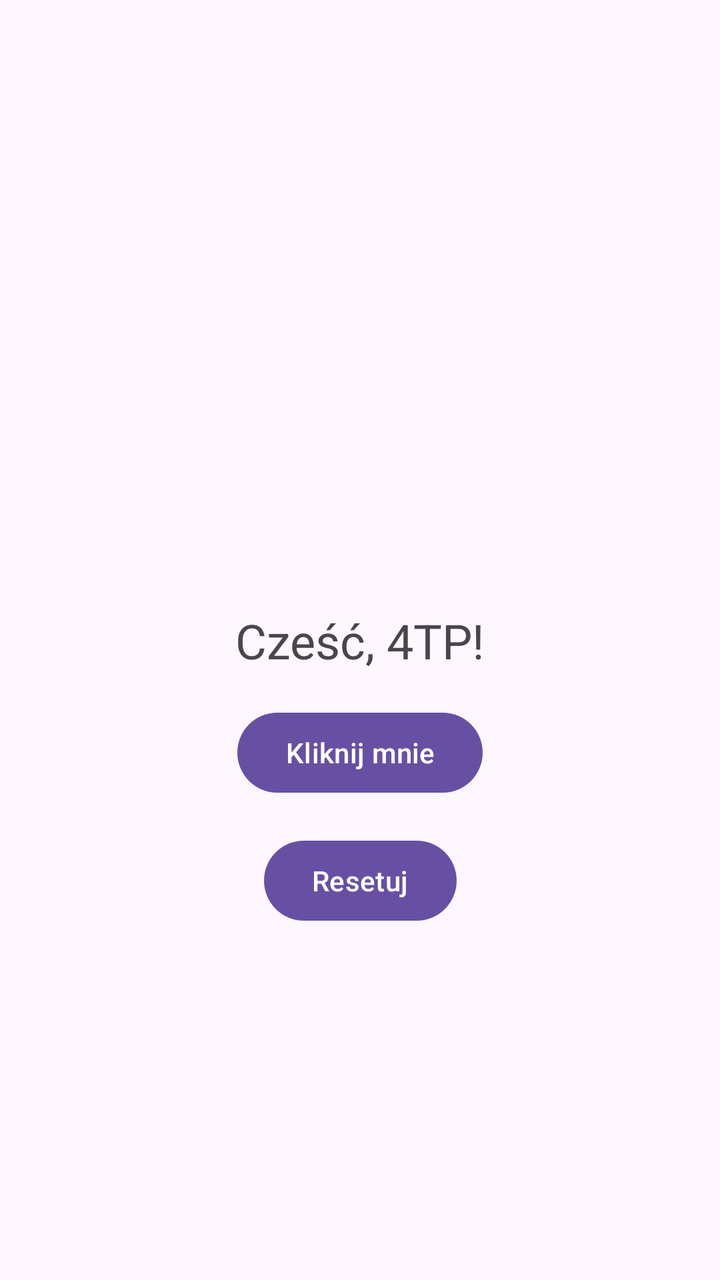
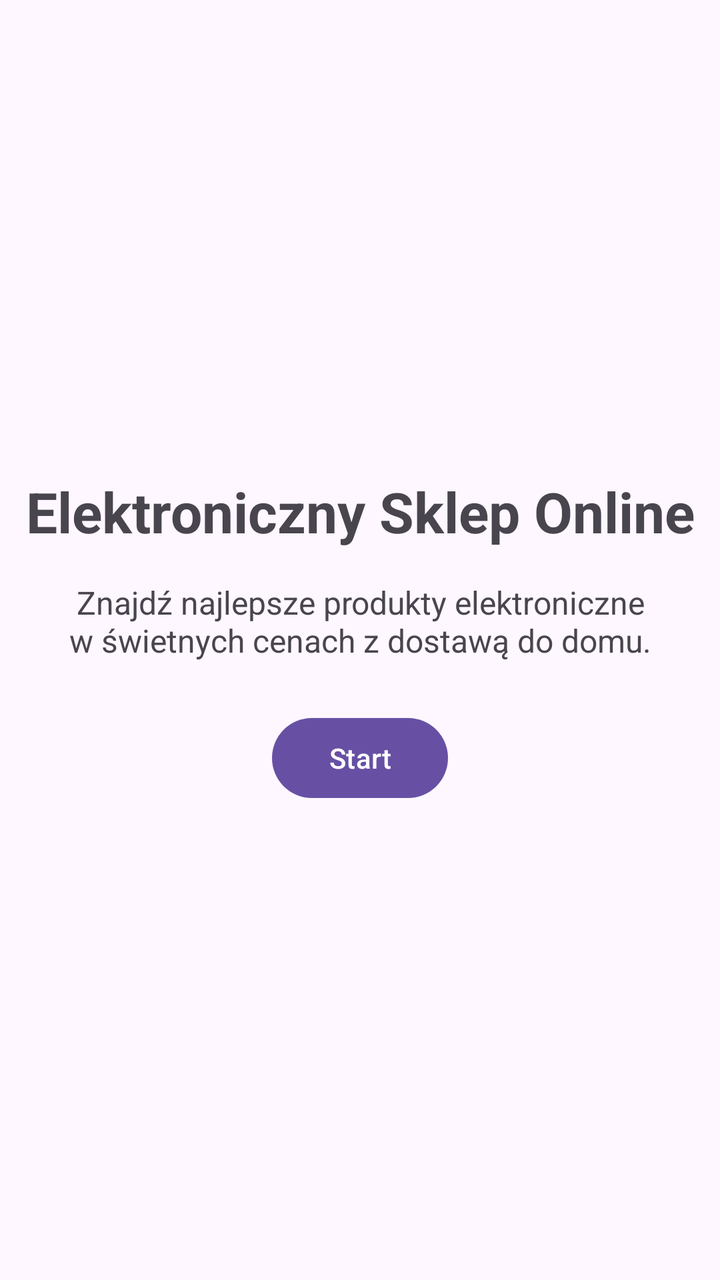

Compare the two renders of this Android layout. The source of the first and the diff that turns it into the second are given below.
<!-- AndroidManifest.xml: application theme Theme.HelloApp -->
<!-- res/layout/activity_main.xml -->
<?xml version="1.0" encoding="utf-8"?>
<androidx.constraintlayout.widget.ConstraintLayout
    xmlns:android="http://schemas.android.com/apk/res/android"
    xmlns:app="http://schemas.android.com/apk/res-auto"
    xmlns:tools="http://schemas.android.com/tools"
    android:id="@+id/main"
    android:layout_width="match_parent"
    android:layout_height="match_parent"
    tools:context=".MainActivity">

    <TextView
        android:id="@+id/text_greeting"
        android:layout_width="wrap_content"
        android:layout_height="wrap_content"
        android:text="@string/greeting"
        android:textSize="24sp"
        app:layout_constraintBottom_toBottomOf="parent"
        app:layout_constraintEnd_toEndOf="parent"
        app:layout_constraintStart_toStartOf="parent"
        app:layout_constraintTop_toTopOf="parent" />

    <Button
        android:id="@+id/button_click"
        android:layout_width="wrap_content"
        android:layout_height="wrap_content"
        android:layout_marginTop="16dp"
        android:text="@string/button_click"
        app:layout_constraintEnd_toEndOf="parent"
        app:layout_constraintStart_toStartOf="parent"
        app:layout_constraintTop_toBottomOf="@id/text_greeting" />

    <Button
        android:id="@+id/button_reset"
        android:layout_width="wrap_content"
        android:layout_height="wrap_content"
        android:layout_marginTop="16dp"
        android:text="@string/button_reset"
        app:layout_constraintEnd_toEndOf="parent"
        app:layout_constraintStart_toStartOf="parent"
        app:layout_constraintTop_toBottomOf="@id/button_click" />

</androidx.constraintlayout.widget.ConstraintLayout>
<!-- resources referenced by this layout -->
<resources>
  <string name="button_click">Kliknij mnie</string>
  <string name="button_reset">Resetuj</string>
  <string name="greeting">Cześć, 4TP!</string>
  <style name="Theme.HelloApp" parent="Base.Theme.HelloApp" />
  <style name="Base.Theme.HelloApp" parent="Theme.Material3.DayNight.NoActionBar">
          
          
      </style>
</resources>

<!-- the commit's change to res/layout/activity_main.xml (unified diff, before → after) -->
@@ -9,34 +9,42 @@
     tools:context=".MainActivity">
 
     <TextView
-        android:id="@+id/text_greeting"
+        android:id="@+id/text_title"
         android:layout_width="wrap_content"
         android:layout_height="wrap_content"
-        android:text="@string/greeting"
-        android:textSize="24sp"
+        android:text="@string/shop_title"
+        android:textSize="28sp"
+        android:textStyle="bold"
+        app:layout_constraintBottom_toTopOf="@id/text_description"
+        app:layout_constraintEnd_toEndOf="parent"
+        app:layout_constraintStart_toStartOf="parent"
+        app:layout_constraintTop_toTopOf="parent"
+        app:layout_constraintVertical_chainStyle="packed" />
+
+    <TextView
+        android:id="@+id/text_description"
+        android:layout_width="0dp"
+        android:layout_height="wrap_content"
+        android:layout_marginStart="32dp"
+        android:layout_marginTop="16dp"
+        android:layout_marginEnd="32dp"
+        android:layout_marginBottom="24dp"
+        android:gravity="center"
+        android:text="@string/shop_description"
+        android:textSize="16sp"
+        app:layout_constraintBottom_toTopOf="@id/button_start"
+        app:layout_constraintEnd_toEndOf="parent"
+        app:layout_constraintStart_toStartOf="parent"
+        app:layout_constraintTop_toBottomOf="@id/text_title" />
+
+    <Button
+        android:id="@+id/button_start"
+        android:layout_width="wrap_content"
+        android:layout_height="wrap_content"
+        android:text="@string/button_start"
         app:layout_constraintBottom_toBottomOf="parent"
         app:layout_constraintEnd_toEndOf="parent"
         app:layout_constraintStart_toStartOf="parent"
-        app:layout_constraintTop_toTopOf="parent" />
-
-    <Button
-        android:id="@+id/button_click"
-        android:layout_width="wrap_content"
-        android:layout_height="wrap_content"
-        android:layout_marginTop="16dp"
-        android:text="@string/button_click"
-        app:layout_constraintEnd_toEndOf="parent"
-        app:layout_constraintStart_toStartOf="parent"
-        app:layout_constraintTop_toBottomOf="@id/text_greeting" />
-
-    <Button
-        android:id="@+id/button_reset"
-        android:layout_width="wrap_content"
-        android:layout_height="wrap_content"
-        android:layout_marginTop="16dp"
-        android:text="@string/button_reset"
-        app:layout_constraintEnd_toEndOf="parent"
-        app:layout_constraintStart_toStartOf="parent"
-        app:layout_constraintTop_toBottomOf="@id/button_click" />
+        app:layout_constraintTop_toBottomOf="@id/text_description" />
 
 </androidx.constraintlayout.widget.ConstraintLayout>
<!-- resource entries referenced after the edit -->
@@ -1,8 +1,8 @@
 <!-- resources referenced by this layout -->
 <resources>
-  <string name="button_click">Kliknij mnie</string>
-  <string name="button_reset">Resetuj</string>
-  <string name="greeting">Cześć, 4TP!</string>
+  <string name="button_start">Start</string>
+  <string name="shop_description">Znajdź najlepsze produkty elektroniczne w świetnych cenach z dostawą do domu.</string>
+  <string name="shop_title">Elektroniczny Sklep Online</string>
   <style name="Theme.HelloApp" parent="Base.Theme.HelloApp" />
   <style name="Base.Theme.HelloApp" parent="Theme.Material3.DayNight.NoActionBar">
           
